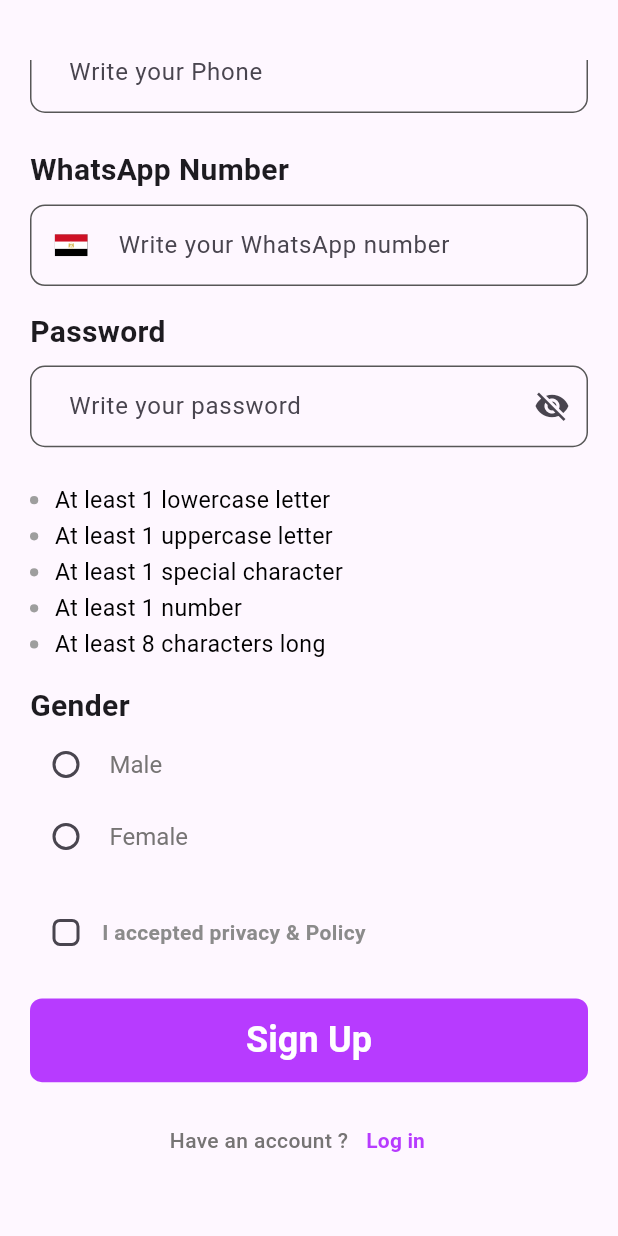
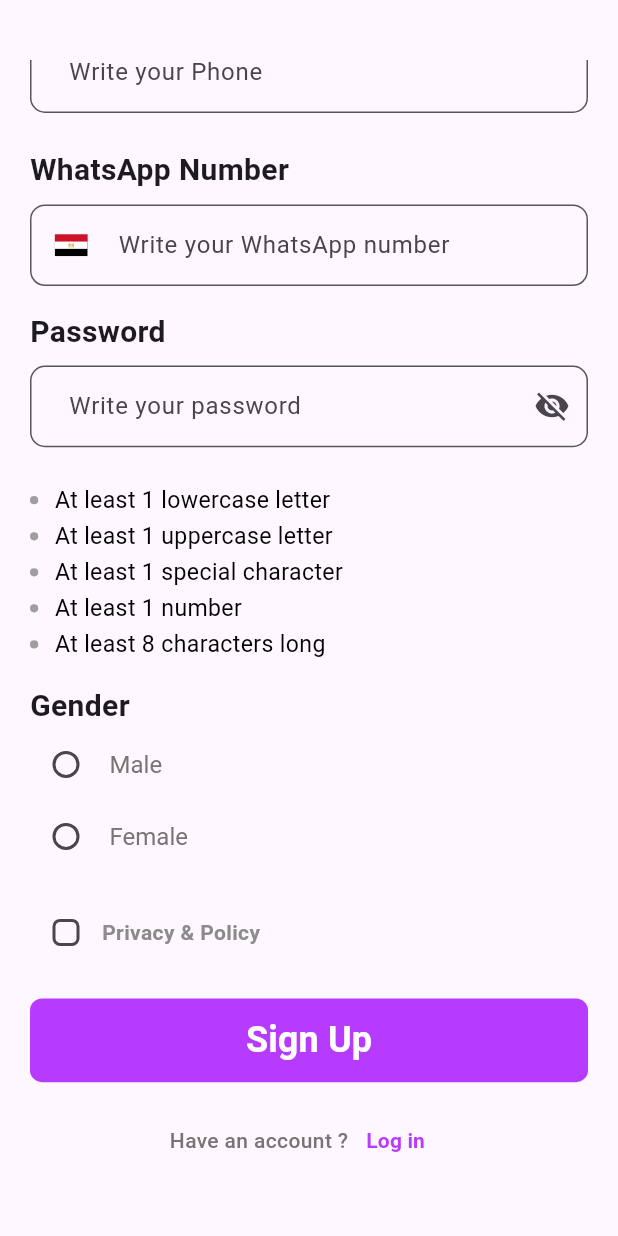
Before and after one commit to shehabhy1/barter_project_2023, a Flutter app: the RegisterView screen opened by its route, scrolled down 495 dp, on a phone screen of 412 x 824 dp. Run offline on Flutter 3.47's test engine with Material 3 defaults, Android fonts, the phone set to English and light mode, and no system bars; our stand-ins replace awesome_dialog, bloc, dartz, dio, flutter_bloc, flutter_otp_text_field and 7 more; missing offline and left inert: mime_type; accounts and stored records are empty; Roboto replaces fonts that are missing (Poppins).

Commit message:
edite text

```diff
--- a/lib/core/networking/errors/exceptions.dart
+++ b/lib/core/networking/errors/exceptions.dart
@@ -26,7 +26,7 @@ class ServerException implements Exception {
       case DioExceptionType.connectionError:
         throw ServerException(
             errModel: ApiErrorModel(
-                message: 'Pleas Check your Internet',
+                message: 'Please Check your Internet',
                 errors: [Error(msg: 'Please Check your Internet')]));
       case DioExceptionType.unknown:
         if (e.response != null &&
--- a/lib/features/auth/register/presentation/view/widgets/register_body.dart
+++ b/lib/features/auth/register/presentation/view/widgets/register_body.dart
@@ -33,7 +33,7 @@ class RegisterBody extends StatelessWidget {
           const FieldsOfRegister(),
           const RadioCheck(),
           const SizedBox(height: 16),
-          const CheckButtom(text: 'I accepted privacy & Policy '),
+          const CheckButtom(text: 'Privacy & Policy '),
           const SizedBox(height: 20),
           BlocBuilder<RegisterCubit, RegisterState>(
             builder: (context, state) {
```
